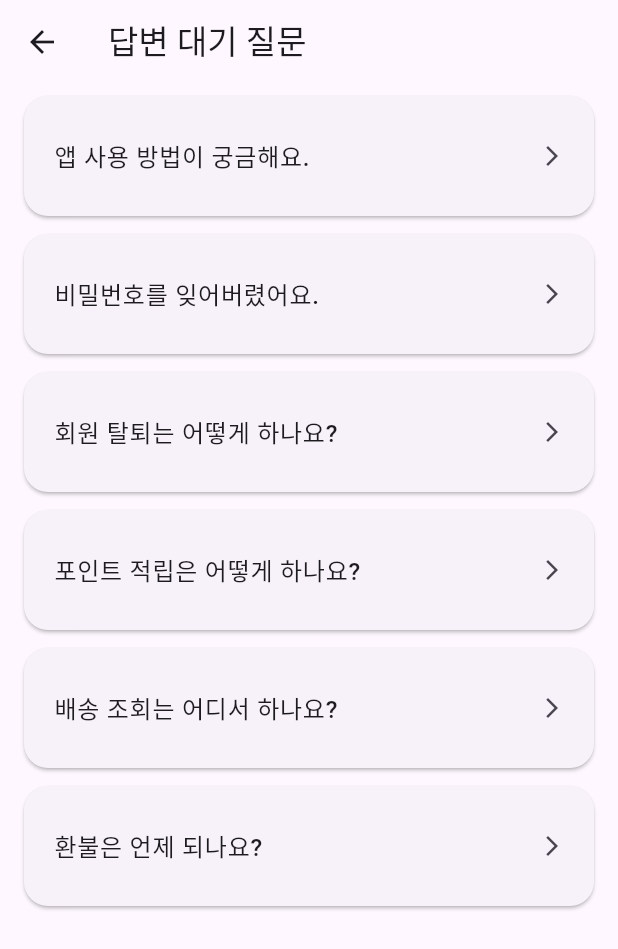
After one commit to seoulorigin/app_test, a Flutter app: the UnansweredQuestionsPage screen opened directly, on a phone screen of 412 x 824 dp. The commit adds this screen. Shown: the top 949 px of the screen. Run offline on Flutter 3.47's test engine with Material 3 defaults, Android fonts, the phone set to English and light mode, and no system bars.

Commit message:
답변 대기 목록 생성

```diff
--- a/lib/screens/SearchPage.dart
+++ b/lib/screens/SearchPage.dart
@@ -4,6 +4,7 @@ import 'user_info/email_verification_page.dart';
 import '../widgets/chat/answered_question_message.dart';
 import '../widgets/chat/unanswered_question_message.dart';
 import '../widgets/chat/new_question_message.dart';
+import 'UnansweredQuestionsPage.dart';
 
 class SearchPage extends StatefulWidget {
   const SearchPage({super.key});
@@ -334,7 +335,14 @@ class _SearchPageState extends State<SearchPage> {
                               child: Container(
                                 width: double.infinity,
                                 child: ElevatedButton(
-                                  onPressed: () {},
+                                  onPressed: () {
+                                    Navigator.push(
+                                      context,
+                                      MaterialPageRoute(
+                                        builder: (context) => const UnansweredQuestionsPage(),
+                                      ),
+                                    );
+                                  },
                                   style: ElevatedButton.styleFrom(
                                     shape: RoundedRectangleBorder(
                                       borderRadius: BorderRadius.circular(24),
--- /dev/null
+++ b/lib/screens/UnansweredQuestionsPage.dart
@@ -0,0 +1,54 @@
+import 'package:flutter/material.dart';
+
+class UnansweredQuestionsPage extends StatelessWidget {
+  const UnansweredQuestionsPage({super.key});
+
+  @override
+  Widget build(BuildContext context) {
+    // TODO: 실제 데이터로 교체
+    final List<String> unansweredQuestions = [
+      '앱 사용 방법이 궁금해요.',
+      '비밀번호를 잊어버렸어요.',
+      '회원 탈퇴는 어떻게 하나요?',
+      '포인트 적립은 어떻게 하나요?',
+      '배송 조회는 어디서 하나요?',
+      '환불은 언제 되나요?',
+    ];
+
+    return Scaffold(
+      appBar: AppBar(
+        leading: IconButton(
+          icon: const Icon(Icons.arrow_back),
+          onPressed: () => Navigator.pop(context),
+        ),
+        title: const Text('답변 대기 질문'),
+      ),
+      body: ListView.builder(
+        itemCount: unansweredQuestions.length,
+        padding: const EdgeInsets.symmetric(horizontal: 16, vertical: 8),
+        itemBuilder: (context, index) {
+          return Card(
+            margin: const EdgeInsets.only(bottom: 12),
+            shape: RoundedRectangleBorder(
+              borderRadius: BorderRadius.circular(16),
+            ),
+            child: ListTile(
+              contentPadding: const EdgeInsets.symmetric(horizontal: 20, vertical: 12),
+              title: Text(
+                unansweredQuestions[index],
+                style: const TextStyle(
+                  fontSize: 16,
+                  fontWeight: FontWeight.w500,
+                ),
+              ),
+              trailing: const Icon(Icons.arrow_forward_ios, size: 16),
+              onTap: () {
+                // TODO: 질문 상세 페이지로 이동
+              },
+            ),
+          );
+        },
+      ),
+    );
+  }
+}
```
